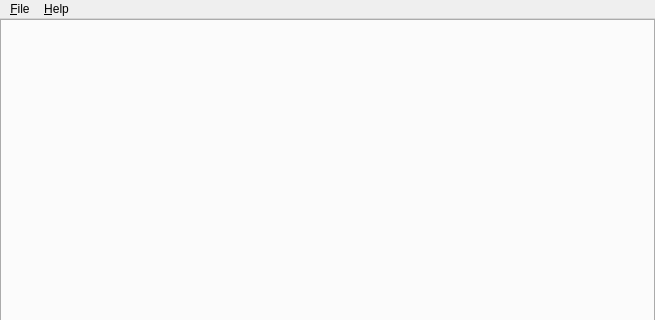
This is src/mainwindow.ui in fougue/mayo as Qt 5 draws it before an edit; both pictures show x 0 to 655 and y 0 to 320 of the 655 by 627 pixel window. The edited form follows.
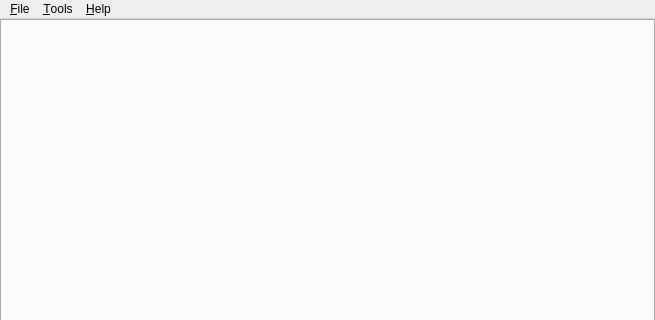
This is the edited form.

Commit message: Add general options

Diff of the .ui file:
```diff
--- a/src/mainwindow.ui
+++ b/src/mainwindow.ui
@@ -67,7 +67,14 @@
     <addaction name="separator"/>
     <addaction name="actionAboutMayo"/>
    </widget>
+   <widget class="QMenu" name="menu_Options">
+    <property name="title">
+     <string>&amp;Tools</string>
+    </property>
+    <addaction name="actionOptions"/>
+   </widget>
    <addaction name="menu_File"/>
+   <addaction name="menu_Options"/>
    <addaction name="menu_Help"/>
   </widget>
   <widget class="QStatusBar" name="statusBar"/>
```
Left out of the diff: 5 changed lines with no effect on the pictures. The commit also changes 12 other files.
